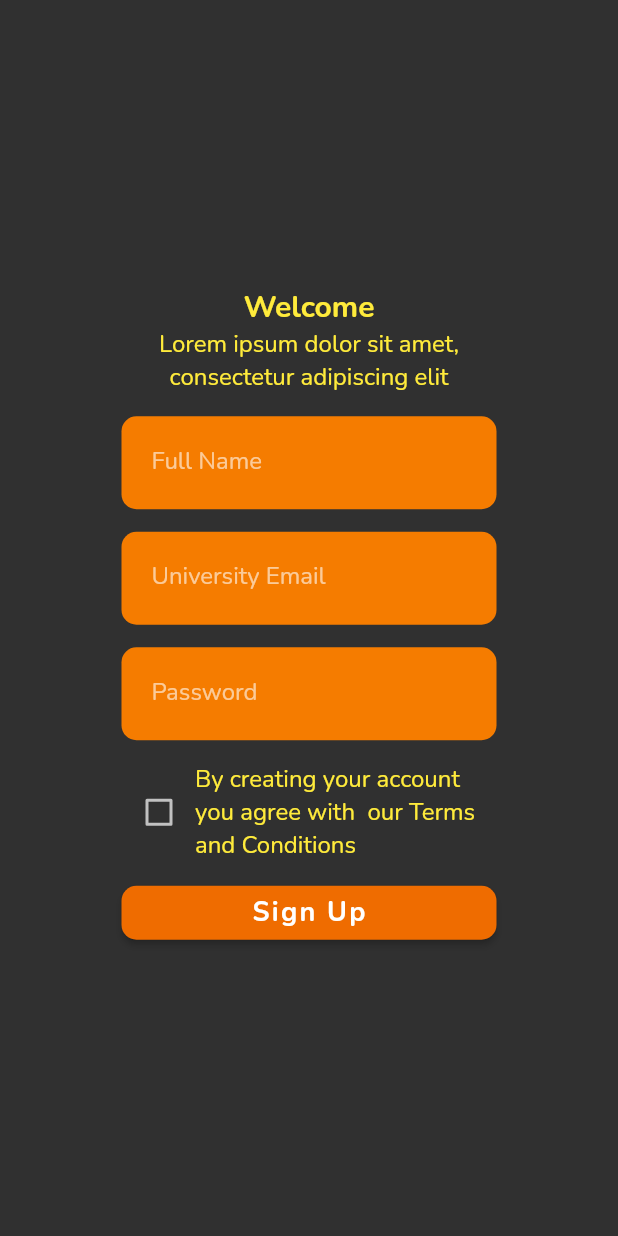
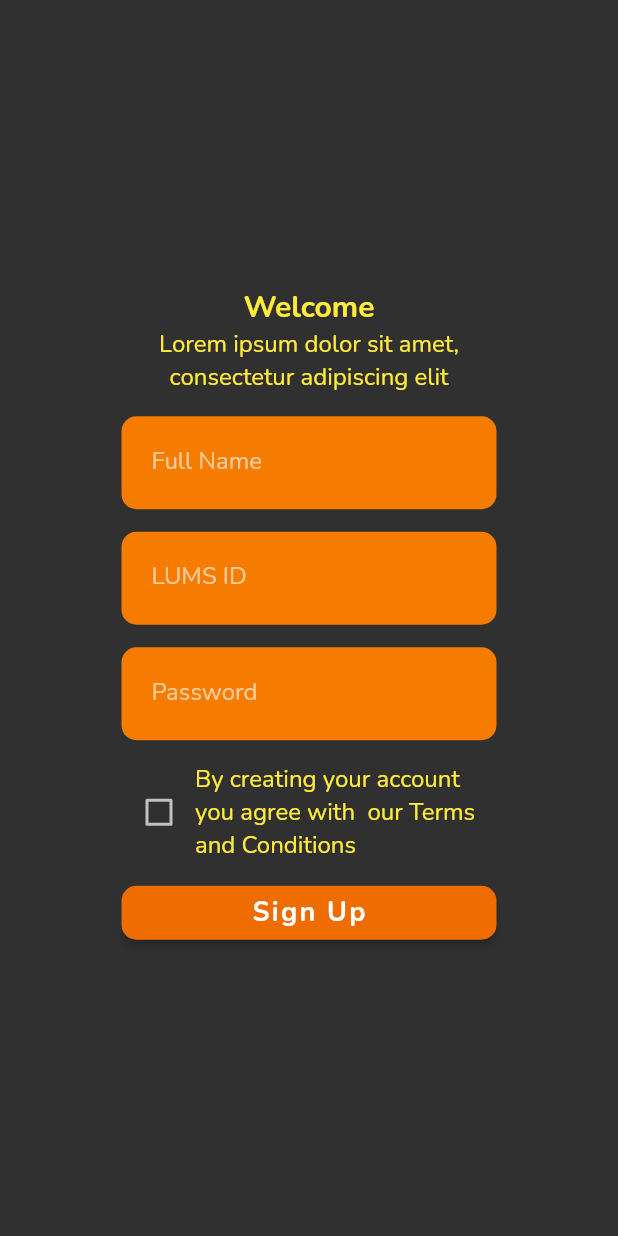
Before and after one commit to suleman-mahmood/card-pay, a Flutter app: the SignUpScreen screen opened by its route, on a phone screen of 412 x 824 dp. Run offline on Flutter 3.47's test engine with Material 2 defaults, Android fonts, the light colour scheme and no system bars; our stand-ins replace cloud_firestore, firebase_auth, firebase_core, font_awesome_flutter, google_fonts, pin_code_fields and 1 more; accounts and stored records are empty.

Commit message:
Edit consts and multidex

```diff
--- a/frontend-flutter/lib/main.dart
+++ b/frontend-flutter/lib/main.dart
@@ -37,7 +37,7 @@ class _AppState extends State<App> {
       builder: (context, snapshot) {
         // Check for errors
         if (snapshot.hasError) {
-          return Text(
+          return const Text(
             'error',
             textDirection: TextDirection.ltr,
           );
@@ -52,7 +52,7 @@ class _AppState extends State<App> {
         }
 
         // Otherwise, show something whilst waiting for initialization to complete
-        return Text(
+        return const Text(
           'loading',
           textDirection: TextDirection.ltr,
         );
--- a/frontend-flutter/lib/signup/signup.dart
+++ b/frontend-flutter/lib/signup/signup.dart
@@ -64,7 +64,7 @@ class SignUpScreen extends StatelessWidget {
                         email = emailValue;
                       },
                       decoration: InputDecoration(
-                        labelText: 'University Email',
+                        labelText: 'LUMS ID',
                         border: InputBorder.none,
                       ),
                     ),
```
Also changed, not shown: frontend-flutter/pubspec.lock, 1 other file.
